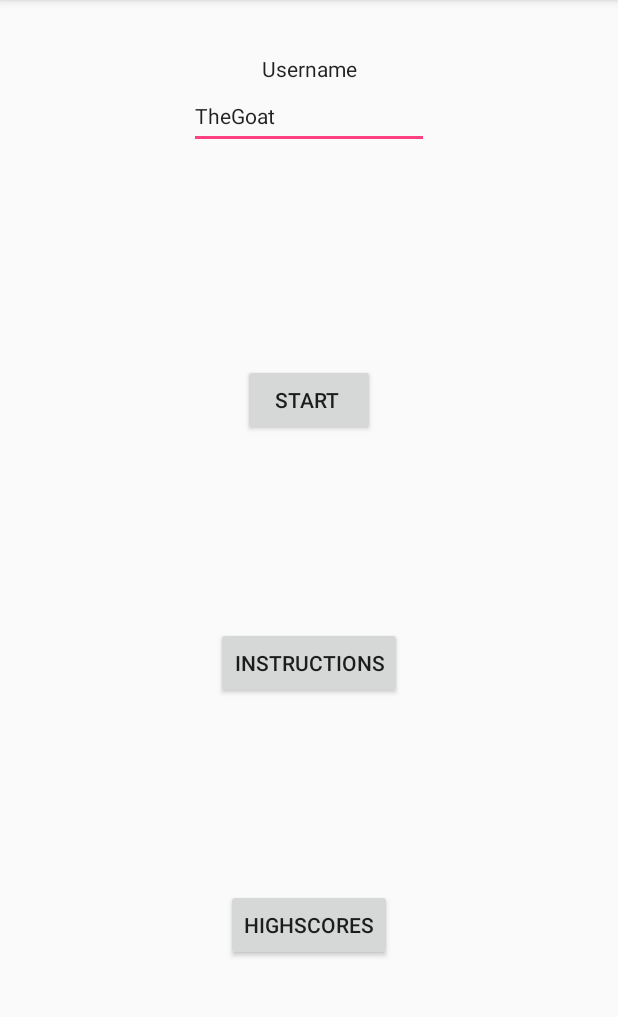
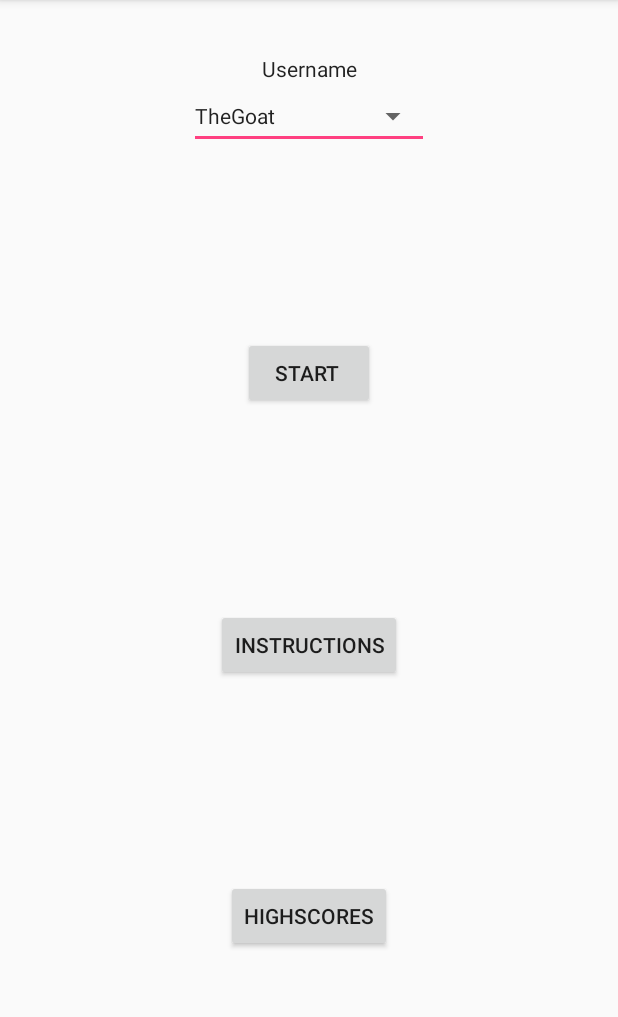
Before and after one commit to hjaltebaekgaard/HangManProject, an Android app: the screen it shows after launch (MainActivity), on a phone screen of 412 x 824 dp, the part 84-1101 px from its top. Run offline under Robolectric (Android 15) with nearby library versions, the phone set to English and light mode, and no system bars.

Commit message:
adde spinner to mainmenu

```diff
--- a/app/src/main/AndroidManifest.xml
+++ b/app/src/main/AndroidManifest.xml
@@ -20,7 +20,9 @@
                 <category android:name="android.intent.category.LAUNCHER" />
             </intent-filter>
         </activity>
-        <activity android:name=".GameActivity" />
+        <activity android:name=".GameActivity"
+            android:windowSoftInputMode="adjustResize"
+            />
         <activity android:name=".HighscoreActivity" />
         <activity android:name=".InstructionsActivity"></activity>
     </application>
--- a/app/src/main/java/com/example/hvalfisk/notsosuckyhangman/MainActivity.java
+++ b/app/src/main/java/com/example/hvalfisk/notsosuckyhangman/MainActivity.java
@@ -1,21 +1,26 @@
 package com.example.hvalfisk.notsosuckyhangman;
 
+import android.annotation.SuppressLint;
 import android.content.Intent;
 import android.support.v7.app.AppCompatActivity;
 import android.os.Bundle;
 
 import android.view.View;
+import android.widget.AdapterView;
+import android.widget.ArrayAdapter;
 import android.widget.Button;
 import android.widget.EditText;
+import android.widget.Spinner;
 
 import java.util.ArrayList;
 
-public class MainActivity extends AppCompatActivity implements View.OnClickListener {
+public class MainActivity extends AppCompatActivity implements View.OnClickListener, AdapterView.OnItemSelectedListener {
 
     private EditText playerName;
     private Button newGame;
     private Button instructions;
     private Button highscores;
+    private Spinner knownUsersSelection;
    /* public static HangManLogic gameLogic;
     public static ArrayList<String> knownUsersList;
     public static ArrayList<User> users;
@@ -39,6 +44,12 @@ public class MainActivity extends AppCompatActivity implements View.OnClickListe
         newGame = findViewById(R.id.newGame);
         instructions = findViewById(R.id.instructions);
         highscores = findViewById(R.id.highscore);
+
+        knownUsersSelection = findViewById(R.id.spinnerKnownUser);
+
+        ArrayAdapter<String> adapter = new ArrayAdapter<>(this, android.R.layout.simple_list_item_1, HangManApplication.knownUsersList);
+        knownUsersSelection.setAdapter(adapter);
+        knownUsersSelection.setOnItemSelectedListener(this);
 
         newGame.setOnClickListener(this);
         instructions.setOnClickListener(this);
@@ -77,4 +88,16 @@ public class MainActivity extends AppCompatActivity implements View.OnClickListe
         }
 
     }
+
+    @Override
+    public void onItemSelected(AdapterView<?> adapterView, View view, int i, long l) {
+
+        System.out.println("DEBUG: itemSelected");
+        playerName.setText(String.format("%s", adapterView.getItemAtPosition(i)));
+    }
+
+    @Override
+    public void onNothingSelected(AdapterView<?> adapterView) {
+
+    }
 }
--- a/app/src/main/res/layout/activity_game.xml
+++ b/app/src/main/res/layout/activity_game.xml
@@ -61,8 +61,8 @@
         android:id="@+id/confirmLetter"
         android:layout_width="wrap_content"
         android:layout_height="wrap_content"
-        android:layout_marginTop="36dp"
-        android:layout_marginBottom="8dp"
+        android:layout_marginTop="8dp"
+        android:layout_marginBottom="36dp"
         android:text="@string/game_confirm_button"
         app:layout_constraintBottom_toBottomOf="parent"
         app:layout_constraintEnd_toEndOf="@+id/nooseImage"
--- a/app/src/main/res/layout/activity_main.xml
+++ b/app/src/main/res/layout/activity_main.xml
@@ -35,20 +35,19 @@
         android:layout_width="wrap_content"
         android:layout_height="wrap_content"
         android:layout_marginStart="8dp"
-        android:layout_marginTop="16dp"
         android:layout_marginEnd="8dp"
         android:text="Start "
         app:layout_constraintBottom_toTopOf="@+id/instructions"
         app:layout_constraintEnd_toEndOf="parent"
         app:layout_constraintStart_toStartOf="parent"
-        app:layout_constraintTop_toBottomOf="@+id/userName" />
+        app:layout_constraintTop_toBottomOf="@+id/spinnerKnownUser" />
 
     <EditText
         android:id="@+id/userName"
         android:layout_width="wrap_content"
         android:layout_height="44dp"
+        android:layout_marginStart="8dp"
         android:layout_marginEnd="8dp"
-        android:layout_marginStart="8dp"
         android:ems="10"
         android:inputType="textPersonName"
         android:text="TheGoat"
@@ -64,8 +63,21 @@
         android:layout_marginTop="36dp"
         android:text="Username"
         android:textAppearance="@style/TextAppearance.AppCompat"
+        app:layout_constraintBottom_toTopOf="@+id/userName"
         app:layout_constraintEnd_toEndOf="@+id/userName"
         app:layout_constraintStart_toStartOf="@+id/userName"
         app:layout_constraintTop_toTopOf="parent" />
 
+    <Spinner
+        android:id="@+id/spinnerKnownUser"
+        android:layout_width="0dp"
+        android:layout_height="0dp"
+        android:layout_marginStart="8dp"
+        android:layout_marginTop="8dp"
+        android:layout_marginBottom="8dp"
+        app:layout_constraintBottom_toBottomOf="@+id/userName"
+        app:layout_constraintEnd_toEndOf="@+id/userName"
+        app:layout_constraintStart_toEndOf="@+id/textView"
+        app:layout_constraintTop_toBottomOf="@+id/textView" />
+
 </android.support.constraint.ConstraintLayout>
```
